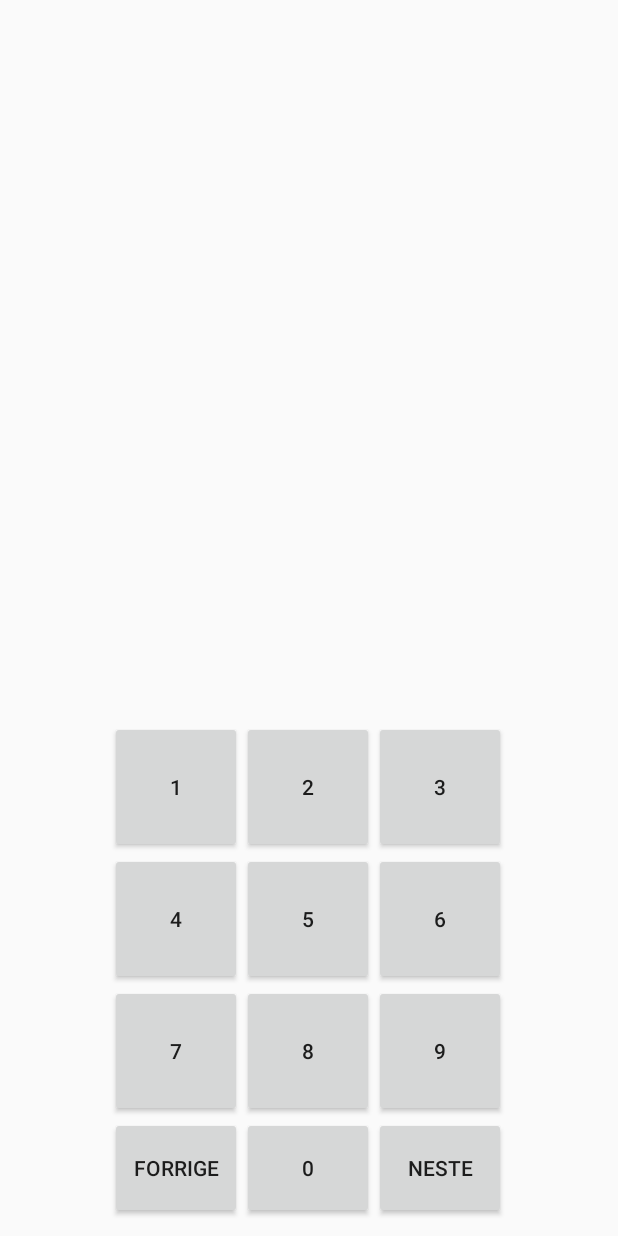
After one commit to PeterSund/Mappe1_app, an Android app: the layout game_activity.xml on its own in the app's theme, with its tools: preview values and no code run, on a phone screen of 412 x 824 dp. The commit adds this screen. Run offline under Robolectric (Android 15) with nearby library versions, the phone set to English and light mode, and no system bars.

Commit message:
game activity xml made

```diff
--- /dev/null
+++ b/app/src/main/java/com/example/mappe1/GameActivity.java
@@ -0,0 +1,4 @@
+package com.example.mappe1;
+
+public class GameActivity {
+}
--- a/app/src/main/res/layout/activity_main.xml
+++ /dev/null
@@ -1,18 +0,0 @@
-<?xml version="1.0" encoding="utf-8"?>
-<android.support.constraint.ConstraintLayout xmlns:android="http://schemas.android.com/apk/res/android"
-    xmlns:app="http://schemas.android.com/apk/res-auto"
-    xmlns:tools="http://schemas.android.com/tools"
-    android:layout_width="match_parent"
-    android:layout_height="match_parent"
-    tools:context=".MainActivity">
-
-    <TextView
-        android:layout_width="wrap_content"
-        android:layout_height="wrap_content"
-        android:text="Hello World!"
-        app:layout_constraintBottom_toBottomOf="parent"
-        app:layout_constraintLeft_toLeftOf="parent"
-        app:layout_constraintRight_toRightOf="parent"
-        app:layout_constraintTop_toTopOf="parent" />
-
-</android.support.constraint.ConstraintLayout>
--- /dev/null
+++ b/app/src/main/res/layout/game_activity.xml
@@ -0,0 +1,116 @@
+<?xml version="1.0" encoding="utf-8"?>
+<android.support.constraint.ConstraintLayout xmlns:android="http://schemas.android.com/apk/res/android"
+    xmlns:app="http://schemas.android.com/apk/res-auto"
+    xmlns:tools="http://schemas.android.com/tools"
+    android:layout_width="match_parent"
+    android:layout_height="match_parent"
+    tools:context=".GameActivity"
+    tools:ignore="Typos"
+    >
+
+    <TableLayout
+        android:layout_width="265dp"
+        android:layout_height="333dp"
+        app:layout_constraintBottom_toBottomOf="parent"
+        app:layout_constraintEnd_toEndOf="parent"
+        app:layout_constraintStart_toStartOf="parent"
+        app:layout_constraintTop_toTopOf="parent"
+        app:layout_constraintVertical_bias="0.98">
+
+        <TableRow
+            android:layout_width="match_parent"
+            android:layout_height="wrap_content">
+
+            <Button
+                android:id="@+id/button19"
+                android:layout_width="88dp"
+                android:layout_height="88dp"
+                android:text="@string/game_1" />
+
+            <Button
+                android:id="@+id/button18"
+                android:layout_width="88dp"
+                android:layout_height="88dp"
+                android:text="@string/game_2" />
+
+            <Button
+                android:id="@+id/button17"
+                android:layout_width="88dp"
+                android:layout_height="88dp"
+                android:text="@string/game_3" />
+
+        </TableRow>
+
+        <TableRow
+            android:layout_width="match_parent"
+            android:layout_height="75dp">
+
+            <Button
+                android:id="@+id/button23"
+                android:layout_width="88dp"
+                android:layout_height="88dp"
+                android:text="@string/game_4" />
+
+            <Button
+                android:id="@+id/button22"
+                android:layout_width="88dp"
+                android:layout_height="88dp"
+                android:text="@string/game_5" />
+
+            <Button
+                android:id="@+id/button21"
+                android:layout_width="88dp"
+                android:layout_height="88dp"
+                android:text="@string/game_6" />
+
+        </TableRow>
+
+        <TableRow
+            android:layout_width="match_parent"
+            android:layout_height="match_parent">
+
+            <Button
+                android:id="@+id/button27"
+                android:layout_width="88dp"
+                android:layout_height="88dp"
+                android:text="@string/game_7" />
+
+            <Button
+                android:id="@+id/button26"
+                android:layout_width="88dp"
+                android:layout_height="88dp"
+                android:text="@string/game_8" />
+
+            <Button
+                android:id="@+id/button25"
+                android:layout_width="88dp"
+                android:layout_height="88dp"
+                android:text="@string/game_9" />
+
+        </TableRow>
+
+        <TableRow
+            android:layout_width="match_parent"
+            android:layout_height="match_parent">
+
+            <Button
+                android:id="@+id/button31"
+                android:layout_width="88dp"
+                android:layout_height="68dp"
+                android:text="@string/game_forrige" />
+
+            <Button
+                android:id="@+id/button30"
+                android:layout_width="88dp"
+                android:layout_height="68dp"
+                android:text="@string/game_0" />
+
+            <Button
+                android:id="@+id/button29"
+                android:layout_width="88dp"
+                android:layout_height="68dp"
+                android:text="@string/game_neste" />
+
+        </TableRow>
+    </TableLayout>
+</android.support.constraint.ConstraintLayout>
--- a/app/src/main/res/values/strings.xml
+++ b/app/src/main/res/values/strings.xml
@@ -1,3 +1,16 @@
-<resources>
+<resources xmlns:tools="http://schemas.android.com/tools"
+    tools:ignore="Typos">
     <string name="app_name">Mappe1</string>
+    <string name="game_neste">Neste</string>
+    <string name="game_forrige">Forrige</string>
+    <string name="game_1">1</string>
+    <string name="game_2">2</string>
+    <string name="game_3">3</string>
+    <string name="game_4">4</string>
+    <string name="game_5">5</string>
+    <string name="game_6">6</string>
+    <string name="game_7">7</string>
+    <string name="game_8">8</string>
+    <string name="game_9">9</string>
+    <string name="game_0">0</string>
 </resources>
```
